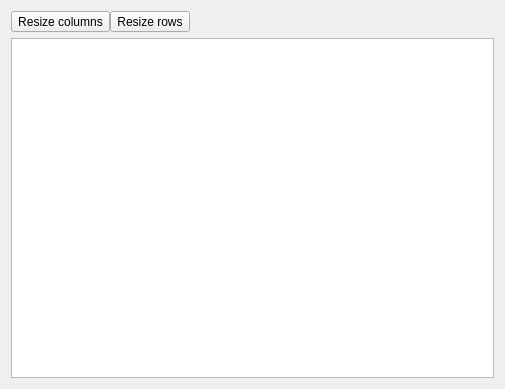
Qt form gui/tableeditorwidget.ui (ctigaret/scipyen) before a commit.
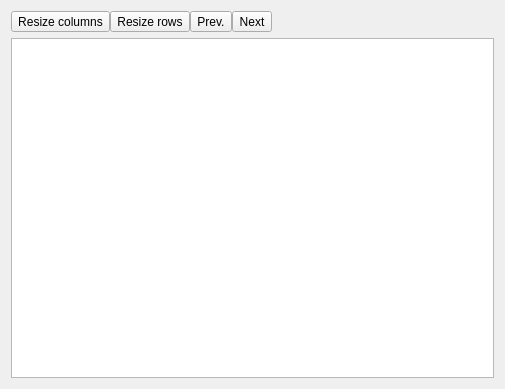
The same form after that commit. Icons and pictures are not drawn.

Commit message:
New module core.scipyen_traitlets replaces core.databagtrait Contains DataBagTrait and a new trait class: DequeTrait
TODO: remove core.databagtrait module from the git tree

new script: extipy_init.py which is called upon external ipython
initialization _FROM_WITHIN_ the init_command list (defined in extipyutils_client.py

new module iolib.h5io making progress towards a consistent, yet generic,
HDF5 filter (or "codec")

```diff
--- a/gui/tableeditorwidget.ui
+++ b/gui/tableeditorwidget.ui
@@ -59,6 +59,32 @@
        </property>
       </widget>
      </item>
+     <item>
+      <widget class="QToolButton" name="prevSliceToolbutton">
+       <property name="toolTip">
+        <string>Previous slice</string>
+       </property>
+       <property name="text">
+        <string>Prev.</string>
+       </property>
+       <property name="icon">
+        <iconset theme="go-previous"/>
+       </property>
+      </widget>
+     </item>
+     <item>
+      <widget class="QToolButton" name="nextSliceToolButton">
+       <property name="toolTip">
+        <string>Next slice</string>
+       </property>
+       <property name="text">
+        <string>Next</string>
+       </property>
+       <property name="icon">
+        <iconset theme="go-next"/>
+       </property>
+      </widget>
+     </item>
      <item>
       <spacer name="horizontalSpacer">
        <property name="orientation">
```
The commit also changes 12 other files.
